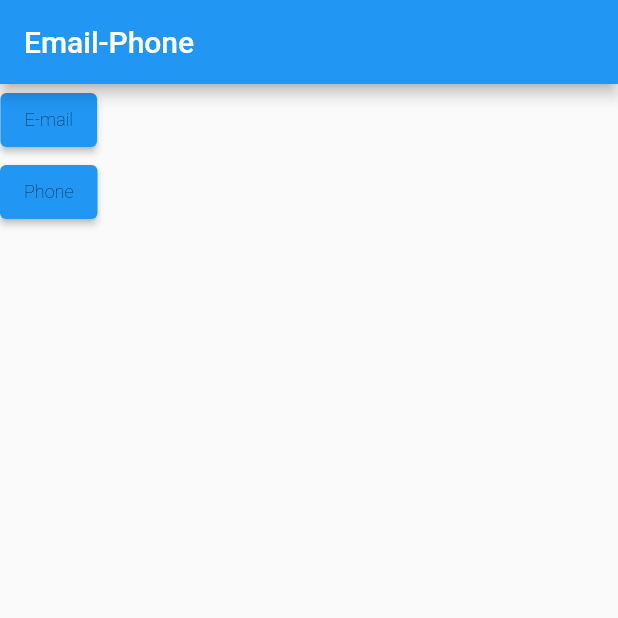
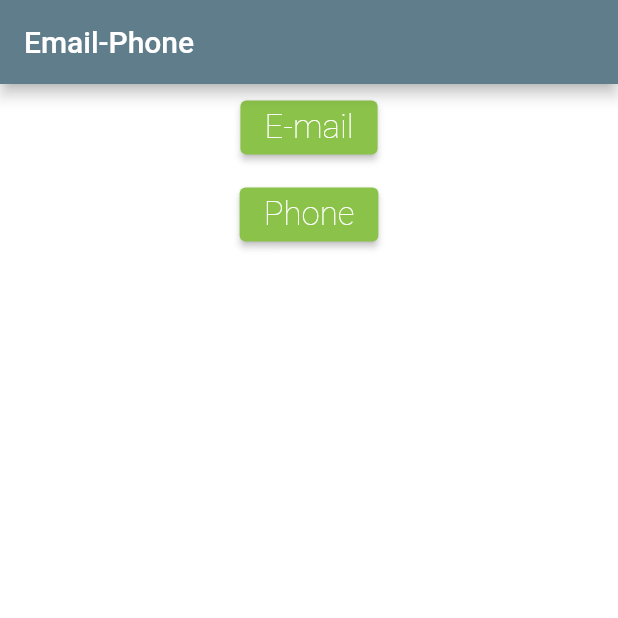
Before and after one commit to marcelors15/EmailPhone, a Flutter app: the screen it shows after launch, on a phone screen of 412 x 824 dp, the top half of it. Run offline on Flutter 3.47's test engine with Material 2 defaults, Android fonts, the light colour scheme and no system bars.

Commit message:
Update main.dart

```diff
--- a/lib/main.dart
+++ b/lib/main.dart
@@ -10,10 +10,10 @@ class EmailPhone extends StatelessWidget {
     return new MaterialApp(
       title: 'Auto Email and Phone',
       theme: new ThemeData(
-        primarySwatch: Colors.blue,
-        primaryColor: const Color(0xFF2196f3),
-        accentColor: const Color(0xFF2196f3),
-        canvasColor: const Color(0xFFfafafa),
+        primarySwatch: Colors.lightGreen,
+        primaryColor: Colors.blueGrey,
+        accentColor: Colors.blueAccent,
+        canvasColor: Colors.white,
       ),
       home: new MyHomePage(),
     );
@@ -34,34 +34,44 @@ class _MyHomePageState extends State<MyHomePage> {
       appBar: AppBar(
         title: Text('Email-Phone'),
       ),
-      body: Column(
+      body: Center(
+        child: Column(
             mainAxisAlignment: MainAxisAlignment.start,
             mainAxisSize: MainAxisSize.max,
             crossAxisAlignment: CrossAxisAlignment.center,
             children: <Widget>[
-            ElevatedButton(
+              Padding(
+                padding: const EdgeInsets.all(5.0),
+                child: ElevatedButton(
                   onPressed: buttonPressed,
                   //color: const Color(0xFFe0e0e0),
                   child: Text(
                     "E-mail",
                     style: TextStyle(
-                      fontSize: 12.0,
-                      color: const Color(0xFF000000),
+                        fontSize: 22.0,
+                        color: Colors.white,
                         fontWeight: FontWeight.w200,
                         fontFamily: "Roboto"),
-                )),
-            ElevatedButton(
+                  ),
+                ),
+              ),
+              Padding(
+                padding: EdgeInsets.all(5),
+                child: ElevatedButton(
                   onPressed: buttonPressed,
                   //color: const Color(0xFFe0e0e0),
                   child: Text(
                     "Phone",
                     style: TextStyle(
-                      fontSize: 12.0,
-                      color: const Color(0xFF000000),
+                        fontSize: 22.0,
+                        color: Colors.white,
                         fontWeight: FontWeight.w200,
                         fontFamily: "Roboto"),
-                ))
+                  ),
+                ),
+              ),
             ]),
+      ),
     );
   }
 
```
Lines whose indentation alone changed are shown as unchanged.
